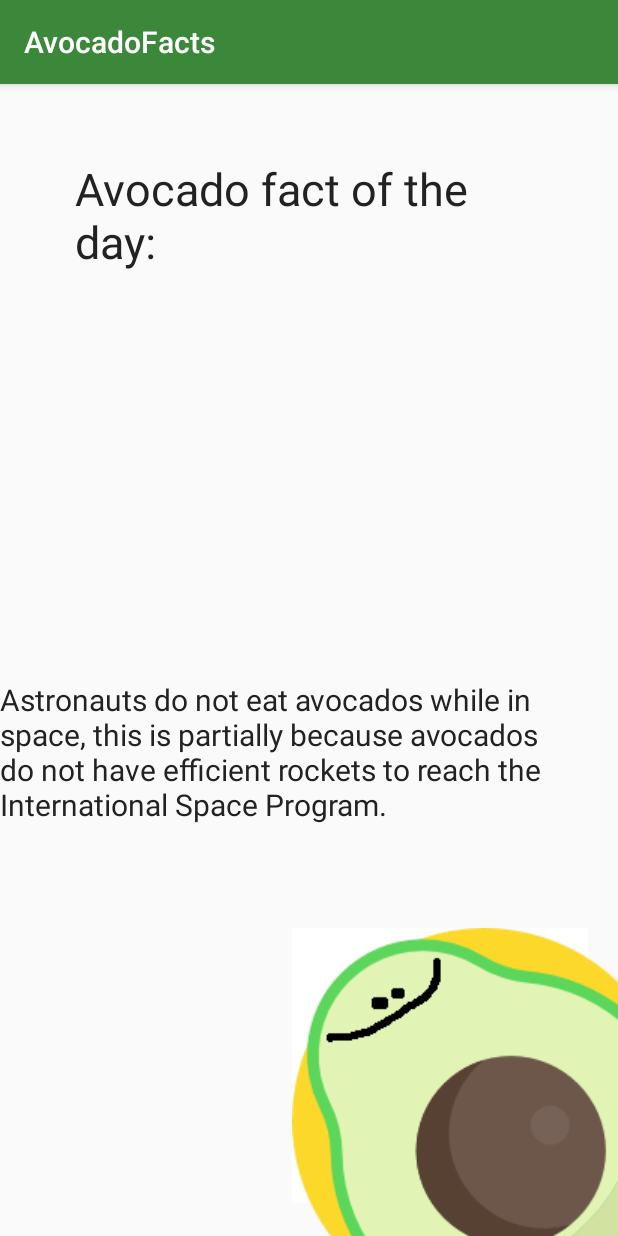
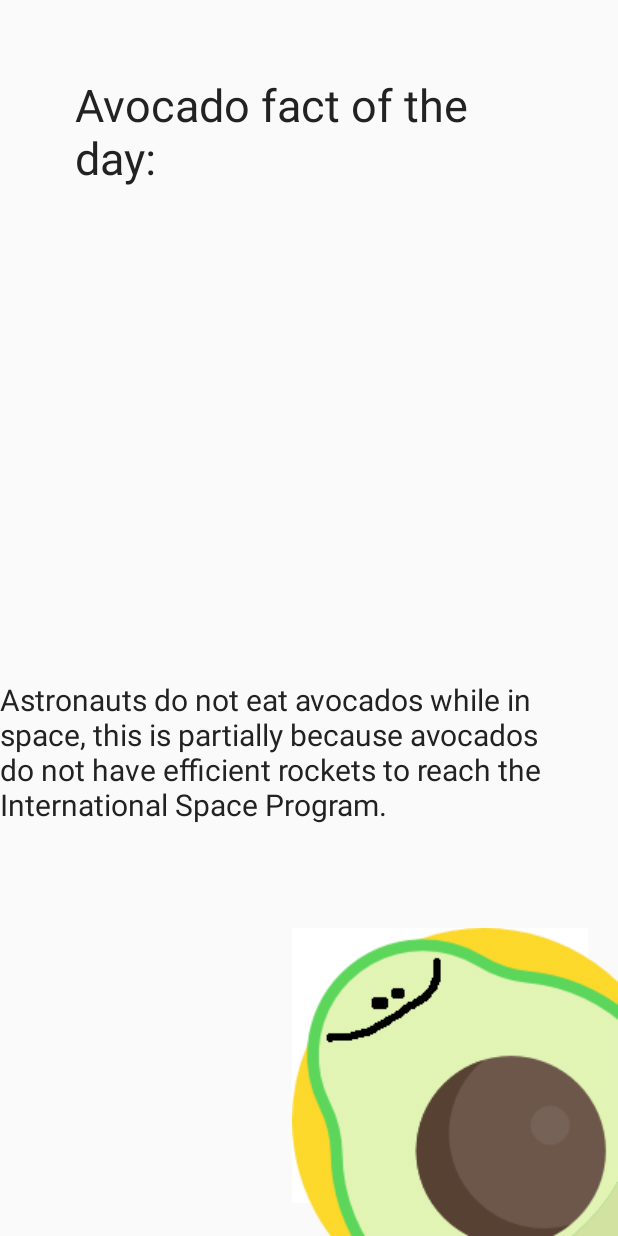
Before and after one commit to Kotlin-Thursdays/Avocado-Facts, an Android app: the screen it shows after launch (MainActivity), on a phone screen of 412 x 824 dp. Run offline under Robolectric (Android 15) with nearby library versions, the phone set to English and light mode, and no system bars.

Commit message:
Main Activity files

```diff
--- a/app/src/main/java/com/example/amandahinchman/avocadofacts/MainActivity.kt
+++ b/app/src/main/java/com/example/amandahinchman/avocadofacts/MainActivity.kt
@@ -2,11 +2,19 @@ package com.example.amandahinchman.avocadofacts
 
 import android.support.v7.app.AppCompatActivity
 import android.os.Bundle
+import android.widget.TextView
 
 class MainActivity : AppCompatActivity() {
+
+    // Declare our View Variables
+    private lateinit var factTextView: TextView
 
     override fun onCreate(savedInstanceState: Bundle?) {
         super.onCreate(savedInstanceState)
         setContentView(R.layout.activity_main)
+
+        // Assign the Views from the layout
+        factTextView = findViewById(R.id.avocadoFact)
+
     }
 }
--- a/app/src/main/res/layout/activity_main.xml
+++ b/app/src/main/res/layout/activity_main.xml
@@ -4,26 +4,26 @@
     xmlns:tools="http://schemas.android.com/tools"
     android:layout_width="match_parent"
     android:layout_height="match_parent"
-    tools:context=".MainActivity">
+    tools:context=".MainActivity"
+    android:orientation="vertical">
 
-    <TextView
-        android:layout_width="match_parent"
-        android:layout_height="wrap_content"
+    <ScrollView
+        android:id="@+id/avocadoFactScroll"
+        android:layout_width="wrap_content"
+        android:layout_height="155dp"
         android:layout_alignParentStart="true"
         android:layout_alignParentTop="true"
+        android:layout_marginTop="124dp"
         android:paddingHorizontal="50dp"
-        android:layout_marginTop="49dp"
-        android:text="@string/title"
-        android:textColor="#222222"
-        android:textSize="30sp" />
+        android:scrollbarStyle="outsideOverlay">
 
-    <ScrollView
-        android:layout_width="wrap_content"
-        android:paddingHorizontal="50dp"
-        android:layout_height="match_parent"
-        android:layout_alignParentStart="true"
-        android:layout_alignParentTop="true">
-
+        <TextView
+            android:id="@+id/avocadoFact"
+            android:layout_width="match_parent"
+            android:layout_height="166dp"
+            android:text="@string/avocadoFact"
+            android:textColor="#222222"
+            android:textSize="20sp" />
     </ScrollView>
 
     <ImageView
@@ -32,18 +32,21 @@
         android:layout_height="wrap_content"
         android:layout_alignParentBottom="true"
         android:layout_alignParentEnd="true"
-        android:contentDescription="TODO"
+        android:contentDescription="@string/avocado_icon_description"
+        android:paddingBottom="0dp"
+        android:visibility="visible"
         app:srcCompat="@drawable/avocado" />
 
     <TextView
-        android:id="@+id/avocadoFact"
-        android:layout_width="match_parent"
-        android:layout_height="166dp"
-        android:layout_above="@+id/avocadoIcon"
+        android:id="@+id/avocado_title"
+        android:layout_width="wrap_content"
+        android:layout_height="wrap_content"
+        android:layout_above="@+id/avocadoFactScroll"
         android:layout_alignParentStart="true"
-        android:text="@string/avocadoFact"
-        android:textColor="#222222"
-        android:textSize="20sp" />
-
+        android:layout_marginBottom="-103dp"
+        android:paddingHorizontal="50dp"
+        android:text="@string/avocado_fact_of_the_day"
+        android:textColor="#222"
+        android:textSize="32sp" />
 
 </RelativeLayout>
--- a/app/src/main/res/values/strings.xml
+++ b/app/src/main/res/values/strings.xml
@@ -3,4 +3,6 @@
     <string name="did_you_know">Did you know?</string>
     <string name="avocadoFact">Astronauts do not eat avocados while in space, this is partially because avocados do not have efficient rockets to reach the International Space Program.</string>
     <string name="title">Avocado fact of the day:</string>
+    <string name="avocado_icon_description">Avocado guy</string>
+    <string name="avocado_fact_of_the_day">Avocado fact of the day:</string>
 </resources>
--- a/app/src/main/res/values/styles.xml
+++ b/app/src/main/res/values/styles.xml
@@ -1,7 +1,7 @@
 <resources>
 
     <!-- Base application theme. -->
-    <style name="AppTheme" parent="Theme.AppCompat.Light.DarkActionBar">
+    <style name="AppTheme" parent="Theme.AppCompat.Light.NoActionBar">
         <!-- Customize your theme here. -->
         <item name="colorPrimary">@color/colorPrimary</item>
         <item name="colorPrimaryDark">@color/colorPrimaryDark</item>
```
